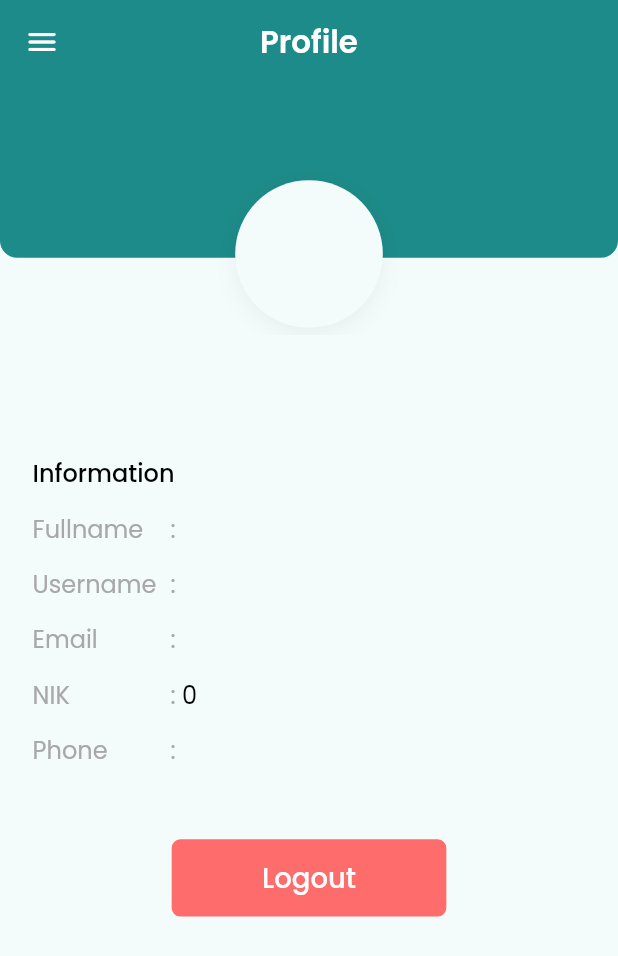
After one commit to favjiw/laporin, a Flutter app: the ProfileAdminScreen screen opened directly, on a phone screen of 412 x 824 dp. The commit adds this screen. Shown: the top 956 px of the screen. Run offline on Flutter 3.47's test engine with Material 2 defaults, Android fonts, the phone set to English and light mode, and no system bars; our stand-ins replace awesome_dialog, cloud_firestore, email_validator, firebase_auth, firebase_core, firebase_storage and 11 more; missing offline and left inert: excel; accounts and stored records are empty.

Commit message:
admin profile, officer trigger

```diff
--- a/lib/admin/screen/dashboard/dashboard_screen.dart
+++ b/lib/admin/screen/dashboard/dashboard_screen.dart
@@ -1,5 +1,4 @@
 import 'dart:async';
-
 import 'package:cloud_firestore/cloud_firestore.dart';
 import 'package:firebase_auth/firebase_auth.dart';
 import 'package:flutter/material.dart';
--- a/lib/admin/screen/officer_list/officer_add_screen.dart
+++ b/lib/admin/screen/officer_list/officer_add_screen.dart
@@ -3,10 +3,12 @@ import 'package:cloud_firestore/cloud_firestore.dart';
 import 'package:flutter/material.dart';
 import 'package:flutter_screenutil/flutter_screenutil.dart';
 import 'package:hexcolor/hexcolor.dart';
+import 'package:laporin/services/trigger.dart';
 import 'package:laporin/shared/style.dart';
 import 'package:fluttericon/font_awesome_icons.dart';
 import 'package:laporin/widget/boxshadow.dart';
 import 'package:laporin/admin/service/officer.dart' as Officer;
+import 'package:shared_preferences/shared_preferences.dart';
 
 class OfficerAddScreen extends StatefulWidget {
   const OfficerAddScreen({Key? key}) : super(key: key);
@@ -23,9 +25,43 @@ class _OfficerAddScreenState extends State<OfficerAddScreen> {
   final TextEditingController _usernameController = TextEditingController();
   final TextEditingController _nikController = TextEditingController();
   final TextEditingController _phoneController = TextEditingController();
+  String? _uid;
+  bool? _isLoading;
+
+
+  Future<String?> getSharedPrefs() async {
+    SharedPreferences prefs = await SharedPreferences.getInstance();
+    return prefs.getString('uid');
+  }
+
+  Future getUid() async {
+    setState(() {
+      _isLoading = true;
+    });
+
+    await getSharedPrefs().then((value){
+      setState(() {
+        _uid = '$value';
+      });
+    });
+
+    setState(() {
+      _isLoading = false;
+    });
+  }
+
+  @override
+  void initState() {
+    getUid();
+    super.initState();
+  }
 
   @override
   Widget build(BuildContext context) {
+    Timestamp now = Timestamp.now();
+    DateTime dateTime = now.toDate();
+    final timestamp = Timestamp.fromDate(dateTime);
+
     return Scaffold(
       backgroundColor: accent,
       appBar: AppBar(
@@ -157,6 +193,7 @@ class _OfficerAddScreenState extends State<OfficerAddScreen> {
                                 child: TextFormField(
                                   controller: _nikController,
                                   style: inputComplaint,
+                                  maxLength: 16,
                                   keyboardType: TextInputType.number,
                                   validator: (value) {
                                     if (value == null || value.isEmpty) {
@@ -391,6 +428,7 @@ class _OfficerAddScreenState extends State<OfficerAddScreen> {
                             if(_formKey.currentState!.validate()){
                               try{
                                 Officer.officerAdd(_fullnameController.text, int.parse(_nikController.text), _phoneController.text.toString(), _usernameController.text, _emailController.text, _passwordController.text.toString());
+                                onCreateOfficer(_uid!.toString(), timestamp);
                                 buildSuccessSubmitDialog(context).show();
                               }catch (e){
                                 print(e);
--- a/lib/admin/screen/officer_list/officer_list_screen.dart
+++ b/lib/admin/screen/officer_list/officer_list_screen.dart
@@ -10,6 +10,7 @@ import 'package:laporin/admin/screen/menu/menu_widget.dart';
 import 'package:laporin/admin/screen/officer_list/officer_edit_screen.dart';
 import 'package:laporin/admin/service/officer.dart' as Officer;
 import 'package:laporin/history/history_detail_screen.dart';
+import 'package:laporin/services/trigger.dart';
 import 'package:laporin/shared/style.dart';
 import 'package:laporin/widget/boxshadow.dart';
 import 'package:shimmer/shimmer.dart';
@@ -76,6 +77,10 @@ class _OfficerListScreenState extends State<OfficerListScreen> {
 
   @override
   Widget build(BuildContext context) {
+    Timestamp now = Timestamp.now();
+    DateTime dateTime = now.toDate();
+    final timestamp = Timestamp.fromDate(dateTime);
+
     return Scaffold(
       backgroundColor: accent,
       appBar: AppBar(
@@ -273,7 +278,7 @@ class _OfficerListScreenState extends State<OfficerListScreen> {
                                         )));
                                       }, icon: Icon(Icons.edit_rounded), color: mainColor,),
                                       IconButton(onPressed: (){
-                                        buildWarningDeleteDialog(context, officer['id']).show();
+                                        // buildWarningDeleteDialog(context, officer['id'], _uid, timestamp).show();
                                       }, icon: Icon(Icons.delete_rounded), color: red,),
                                     ],
                                   ),
@@ -298,7 +303,7 @@ class _OfficerListScreenState extends State<OfficerListScreen> {
   }
 }
 
-AwesomeDialog buildWarningDeleteDialog(BuildContext context, String id) {
+AwesomeDialog buildWarningDeleteDialog(BuildContext context, String id, String uid, Timestamp timestamp) {
   return AwesomeDialog(
     context: context,
     dialogType: DialogType.warning,
@@ -318,6 +323,7 @@ AwesomeDialog buildWarningDeleteDialog(BuildContext context, String id) {
     btnOkOnPress: () {
       try{
         Officer.officerDelete(id);
+        onDeleteOfficer(uid, timestamp);
       }catch(e){
         print(e);
       }
--- a/lib/admin/screen/panel/panel_screen.dart
+++ b/lib/admin/screen/panel/panel_screen.dart
@@ -10,6 +10,7 @@ import 'package:laporin/admin/screen/complaint_list/complaint_list_screen.dart';
 import 'package:laporin/admin/screen/dashboard/dashboard_screen.dart';
 import 'package:laporin/admin/screen/menu/menu_screen.dart';
 import 'package:laporin/admin/screen/officer_list/officer_list_screen.dart';
+import 'package:laporin/admin/screen/profile/profile_screen.dart';
 import 'package:laporin/services/auth.dart';
 import 'package:laporin/shared/style.dart';
 import 'package:laporin/widget/botnavbar.dart';
@@ -55,7 +56,7 @@ class _PanelScreenState extends State<PanelScreen> {
       case 2:
         return OfficerListScreen();
       case 3:
-        return DashboardScreen(title: "profile");
+        return ProfileAdminScreen();
       default:
         return DashboardScreen(title: "Dashboard");
     }
--- /dev/null
+++ b/lib/admin/screen/profile/profile_screen.dart
@@ -0,0 +1,415 @@
+import 'package:firebase_auth/firebase_auth.dart';
+import 'package:flutter/material.dart';
+import 'package:cloud_firestore/cloud_firestore.dart';
+import 'package:flutter_screenutil/flutter_screenutil.dart';
+import 'package:laporin/admin/screen/menu/menu_widget.dart';
+import 'package:laporin/models/user.dart';
+import 'package:laporin/shared/style.dart';
+import 'package:laporin/widget/boxshadow.dart';
+import 'package:shared_preferences/shared_preferences.dart';
+import 'package:shimmer/shimmer.dart';
+
+class ProfileAdminScreen extends StatefulWidget {
+  const ProfileAdminScreen({Key? key}) : super(key: key);
+
+  @override
+  State<ProfileAdminScreen> createState() => _ProfileAdminScreenState();
+}
+
+class _ProfileAdminScreenState extends State<ProfileAdminScreen> {
+  bool? _isLoading;
+  String? _uid;
+  String? _fullname;
+  String? _username;
+  int? _nik;
+  String? _email;
+  String? _phone;
+  String? _role;
+
+  @override
+  void initState() {
+    currentUser();
+    super.initState();
+  }
+
+  Future<String?> getSharedPrefs() async {
+    SharedPreferences prefs = await SharedPreferences.getInstance();
+    return prefs.getString('uid');
+  }
+
+  currentUser() async {
+    setState(() {
+      _isLoading = true;
+    });
+    try {
+      await getSharedPrefs().then((value) async {
+        setState(() {
+          _uid = '$value';
+        });
+      });
+    } catch (e) {
+      print('Error di blok getSharedPrefs: $e');
+    }
+    try {
+      var checkUsers =
+          await FirebaseFirestore.instance.collection('users').doc(_uid).get();
+      final users = Users.fromJson(checkUsers.data()!, purify: true);
+      setState(() {
+        _fullname = users.fullname;
+        _username = users.username;
+        _nik = users.nik;
+        _email = users.email;
+        _phone = users.phone;
+        _role = users.role;
+      });
+    } catch (e) {
+      print('Error di blok firestore: $e');
+    }
+    setState(() {
+      _isLoading = false;
+    });
+  }
+
+  @override
+  Widget build(BuildContext context) {
+    return Scaffold(
+      backgroundColor: accent,
+      appBar: AppBar(
+        backgroundColor: mainColor,
+        title: Text(
+          "Profile",
+          style: appBarTitleWhite,
+        ),
+        centerTitle: true,
+        elevation: 0,
+        leading: MenuWidget(),
+      ),
+      body: Column(
+        crossAxisAlignment: CrossAxisAlignment.start,
+        children: [
+          SizedBox(
+            width: 360.w,
+            height: 130.h,
+            child: Stack(
+              children: [
+                Positioned(
+                  top: 0,
+                  left: 0,
+                  child: Container(
+                    width: 1.sw,
+                    height: 90.h,
+                    decoration: BoxDecoration(
+                      color: mainColor,
+                      borderRadius: BorderRadius.only(
+                        bottomLeft: Radius.circular(10.r),
+                        bottomRight: Radius.circular(10.r),
+                      ),
+                    ),
+                  ),
+                ),
+                Positioned(
+                  top: 45.h,
+                  left: 137.w,
+                  child: Container(
+                    width: 86.w,
+                    height: 86.h,
+                    decoration: BoxDecoration(
+                      shape: BoxShape.circle,
+                      color: accent,
+                      boxShadow: [
+                        secondaryBoxShadow,
+                      ],
+                    ),
+                  ),
+                ),
+              ],
+            ),
+          ),
+          SizedBox(
+            height: 5.h,
+          ),
+          Center(
+              child: _isLoading!
+                  ? Shimmer.fromColors(
+                baseColor: Colors.grey[300]!,
+                highlightColor: Colors.grey[100]!,
+                child: Container(
+                  width: 80.w,
+                  height: 24.h,
+                  decoration: BoxDecoration(
+                    color: Colors.white,
+                    borderRadius: BorderRadius.circular(5.r),
+                  ),
+                ),
+              )
+                  : Text(
+                _fullname!,
+                style: profileMain,
+              ),
+          ),
+          Center(
+              child: _isLoading!
+                  ? Shimmer.fromColors(
+                baseColor: Colors.grey[300]!,
+                highlightColor: Colors.grey[100]!,
+                child: Container(
+                  width: 168.w,
+                  height: 21.h,
+                  decoration: BoxDecoration(
+                    color: Colors.white,
+                    borderRadius: BorderRadius.circular(5.r),
+                  ),
+                ),
+              )
+                  : Text(
+                _role!,
+                style: profileMain,
+              ),),
+          SizedBox(
+            height: 20.h,
+          ),
+          Padding(
+            padding: EdgeInsets.symmetric(horizontal: 19.w),
+            child: Column(
+              crossAxisAlignment: CrossAxisAlignment.start,
+              children: [
+                Text(
+                  'Information',
+                  style: information,
+                ),
+                SizedBox(
+                  height: 10.h,
+                ),
+                Row(
+                  children: [
+                    SizedBox(
+                      width: 87.w,
+                      child: Row(
+                        mainAxisAlignment: MainAxisAlignment.spaceBetween,
+                        children: [
+                          Text(
+                            "Fullname",
+                            style: profileSub,
+                          ),
+                          Text(
+                            ": ",
+                            style: profileSub,
+                          ),
+                        ],
+                      ),
+                    ),
+                    _isLoading!
+                        ? Shimmer.fromColors(
+                            baseColor: Colors.grey[300]!,
+                            highlightColor: Colors.grey[100]!,
+                            child: Container(
+                              width: 168.w,
+                              height: 21.h,
+                              decoration: BoxDecoration(
+                                color: Colors.white,
+                                borderRadius: BorderRadius.circular(5.r),
+                              ),
+                            ),
+                          )
+                        : Text(
+                            _fullname!,
+                            style: profileMain,
+                          ),
+                  ],
+                ),
+                SizedBox(
+                  height: 10.h,
+                ),
+                Row(
+                  children: [
+                    SizedBox(
+                      width: 87.w,
+                      child: Row(
+                        mainAxisAlignment: MainAxisAlignment.spaceBetween,
+                        children: [
+                          Text(
+                            "Username",
+                            style: profileSub,
+                          ),
+                          Text(
+                            ": ",
+                            style: profileSub,
+                          ),
+                        ],
+                      ),
+                    ),
+                    _isLoading!
+                        ? Shimmer.fromColors(
+                      baseColor: Colors.grey[300]!,
+                      highlightColor: Colors.grey[100]!,
+                      child: Container(
+                        width: 168.w,
+                        height: 21.h,
+                        decoration: BoxDecoration(
+                          color: Colors.white,
+                          borderRadius: BorderRadius.circular(5.r),
+                        ),
+                      ),
+                    )
+                        : Text(
+                      _username!,
+                      style: profileMain,
+                    ),
+                  ],
+                ),
+                SizedBox(
+                  height: 10.h,
+                ),
+                Row(
+                  children: [
+                    SizedBox(
+                      width: 87.w,
+                      child: Row(
+                        mainAxisAlignment: MainAxisAlignment.spaceBetween,
+                        children: [
+                          Text(
+                            "Email",
+                            style: profileSub,
+                          ),
+                          Text(
+                            ": ",
+                            style: profileSub,
+                          ),
+                        ],
+                      ),
+                    ),
+                    _isLoading!
+                        ? Shimmer.fromColors(
+                      baseColor: Colors.grey[300]!,
+                      highlightColor: Colors.grey[100]!,
+                      child: Container(
+                        width: 168.w,
+                        height: 21.h,
+                        decoration: BoxDecoration(
+                          color: Colors.white,
+                          borderRadius: BorderRadius.circular(5.r),
+                        ),
+                      ),
+                    )
+                        : Text(
+                      _email!,
+                      style: profileMain,
+                    ),
+                  ],
+                ),
+                SizedBox(
+                  height: 10.h,
+                ),
+                Row(
+                  children: [
+                    SizedBox(
+                      width: 87.w,
+                      child: Row(
+                        mainAxisAlignment: MainAxisAlignment.spaceBetween,
+                        children: [
+                          Text(
+                            "NIK",
+                            style: profileSub,
+                          ),
+                          Text(
+                            ": ",
+                            style: profileSub,
+                          ),
+                        ],
+                      ),
+                    ),
+                    _isLoading!
+                        ? Shimmer.fromColors(
+                      baseColor: Colors.grey[300]!,
+                      highlightColor: Colors.grey[100]!,
+                      child: Container(
+                        width: 168.w,
+                        height: 21.h,
+                        decoration: BoxDecoration(
+                          color: Colors.white,
+                          borderRadius: BorderRadius.circular(5.r),
+                        ),
+                      ),
+                    )
+                        : Text(
+                      _nik!.toString(),
+                      style: profileMain,
+                    ),
+                  ],
+                ),
+                SizedBox(
+                  height: 10.h,
+                ),
+                Row(
+                  children: [
+                    SizedBox(
+                      width: 87.w,
+                      child: Row(
+                        mainAxisAlignment: MainAxisAlignment.spaceBetween,
+                        children: [
+                          Text(
+                            "Phone",
+                            style: profileSub,
+                          ),
+                          Text(
+                            ": ",
+                            style: profileSub,
+                          ),
+                        ],
+                      ),
+                    ),
+                    _isLoading!
+                        ? Shimmer.fromColors(
+                      baseColor: Colors.grey[300]!,
+                      highlightColor: Colors.grey[100]!,
+                      child: Container(
+                        width: 168.w,
+                        height: 21.h,
+                        decoration: BoxDecoration(
+                          color: Colors.white,
+                          borderRadius: BorderRadius.circular(5.r),
+                        ),
+                      ),
+                    )
+                        : Text(
+                      _phone!,
+                      style: profileMain,
+                    ),
+                  ],
+                ),
+                SizedBox(
+                  height: 37.h,
+                ),
+                Center(
+                  child: SizedBox(
+                    width: 160.w,
+                    height: 40.h,
+                    child: TextButton(
+                      onPressed: () async {
+                        FirebaseAuth.instance.signOut();
+                        SharedPreferences preferences =
+                            await SharedPreferences.getInstance();
+                        await preferences.clear();
+                        Navigator.of(context).pushNamedAndRemoveUntil(
+                            '/login', (Route<dynamic> route) => false);
+                      },
+                      style: TextButton.styleFrom(
+                          backgroundColor: red,
+                          shape: RoundedRectangleBorder(
+                            borderRadius: BorderRadius.circular(5.r),
+                          )),
+                      child: Text(
+                        'Logout',
+                        style: logoutWhite,
+                      ),
+                    ),
+                  ),
+                ),
+              ],
+            ),
+          ),
+        ],
+      ),
+    );
+  }
+}
--- /dev/null
+++ b/lib/services/trigger.dart
@@ -0,0 +1,32 @@
+import 'package:flutter/material.dart';
+import 'package:cloud_firestore/cloud_firestore.dart';
+
+Future onCreateOfficer(String uid, Timestamp timestamp) async {
+  try{
+    final db = FirebaseFirestore.instance.collection('user_log');
+    final ref = db.doc();
+    ref.set({
+      'id': ref.id,
+      'action_by': uid,
+      'action': "Create",
+      'action_time': timestamp
+    });
+  }catch (e){
+    print('error onCreate Officer : $e');
+  }
+}
+
+Future onDeleteOfficer(String uid, Timestamp timestamp) async {
+  try{
+    final db = FirebaseFirestore.instance.collection('user_log');
+    final ref = db.doc();
+    ref.set({
+      'id': ref.id,
+      'action_by': uid,
+      'action': "Delete",
+      'action_time': timestamp
+    });
+  }catch (e){
+    print('error onCreate Officer : $e');
+  }
+}
--- a/lib/shared/style.dart
+++ b/lib/shared/style.dart
@@ -361,3 +361,40 @@ TextStyle titleBlackRespond = GoogleFonts.poppins(
   color: black,
   fontWeight: FontWeight.w500,
 );
+
+//profile admin
+TextStyle mainUsername = GoogleFonts.poppins(
+  fontSize: 16.sp,
+  color: Colors.black,
+  fontWeight: FontWeight.w600,
+);
+
+TextStyle mainRole = GoogleFonts.poppins(
+  fontSize: 14.sp,
+  color: mainColor,
+  fontWeight: FontWeight.w400,
+);
+
+TextStyle information = GoogleFonts.poppins(
+  fontSize: 14.sp,
+  color: black,
+  fontWeight: FontWeight.w500,
+);
+
+TextStyle profileSub = GoogleFonts.poppins(
+  fontSize: 14.sp,
+  color: grayUnselect,
+  fontWeight: FontWeight.w400,
+);
+
+TextStyle profileMain = GoogleFonts.poppins(
+  fontSize: 14.sp,
+  color: Colors.black,
+  fontWeight: FontWeight.w400,
+);
+
+TextStyle logoutWhite = GoogleFonts.poppins(
+  fontSize: 16.sp,
+  color: Colors.white,
+  fontWeight: FontWeight.w500,
+);
```
Also changed, not shown: pubspec.lock.
